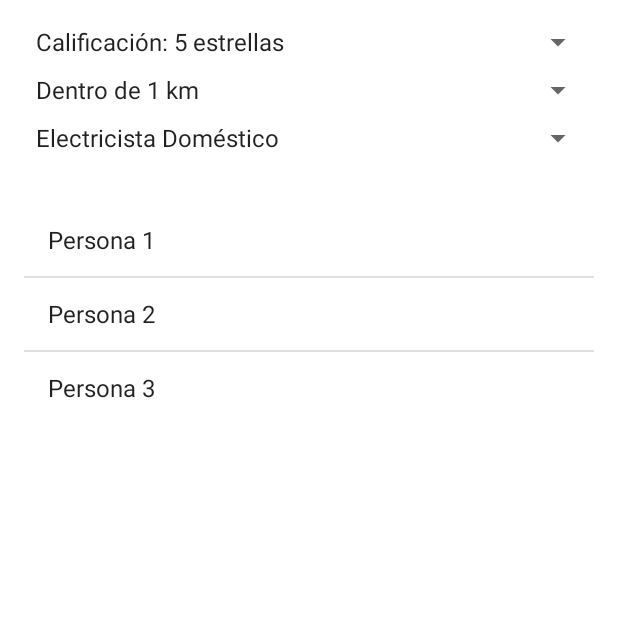
After one commit to Jesuarzm/Shrimp, an Android app: the ListaPersonasActivity screen opened directly, with no data from a screen before it, on a phone screen of 412 x 824 dp, the top half of it. The commit adds this screen. Run offline under Robolectric (Android 15) with nearby library versions, the phone set to English and light mode, and no system bars.

Commit message:
Crear vista de servicios

```diff
--- /dev/null
+++ b/app/src/main/java/com/grupo4/shrimp/fragments/servicios/ListaPersonasActivity.kt
@@ -0,0 +1,33 @@
+package com.grupo4.shrimp.fragments.servicios
+
+import android.os.Bundle
+import android.widget.ArrayAdapter
+import android.widget.ListView
+import androidx.appcompat.app.AppCompatActivity
+import com.grupo4.shrimp.R
+
+class ListaPersonasActivity : AppCompatActivity() {
+
+    override fun onCreate(savedInstanceState: Bundle?) {
+        super.onCreate(savedInstanceState)
+        setContentView(R.layout.layot_busqueda_servicios)
+
+        // Obtener el tipo de servicio seleccionado desde el intent
+        val tipoServicio = intent.getStringExtra("tipo_servicio")
+
+        // Inicializar la lista de personas (esto es solo un ejemplo)
+        val listaPersonas = obtenerListaPersonas(tipoServicio)
+
+        // Configurar el adaptador para el ListView
+        val listView = findViewById<ListView>(R.id.lista_personas)
+        val adapter = ArrayAdapter(this, android.R.layout.simple_list_item_1, listaPersonas)
+        listView.adapter = adapter
+
+        // Configurar la lógica de filtros según sea necesario
+    }
+
+    private fun obtenerListaPersonas(tipoServicio: String?): List<String> {
+        // Aquí deberías realizar la lógica para obtener la lista filtrada de personas desde tu base de datos
+        return listOf("Persona 1", "Persona 2", "Persona 3") // Ejemplo de lista
+    }
+}
--- a/app/src/main/res/layout/fragment_nav_servicios.xml
+++ b/app/src/main/res/layout/fragment_nav_servicios.xml
@@ -5,7 +5,7 @@
     android:layout_width="match_parent"
     android:layout_height="match_parent"
     android:background="@color/logo_background"
-    tools:context=".fragments.nav_servicios">
+    tools:context=".fragments.servicios.nav_servicios">
 
     <ScrollView
         android:layout_width="match_parent"
@@ -294,6 +294,7 @@
                 android:layout_marginBottom="8dp" />
 
             <Button
+                android:id="@+id/btton_verServicios"
                 android:layout_width="wrap_content"
                 android:layout_height="wrap_content"
                 android:text="@string/ver_todos_los_servicios"
--- /dev/null
+++ b/app/src/main/res/layout/layot_busqueda_servicios.xml
@@ -0,0 +1,43 @@
+<?xml version="1.0" encoding="utf-8"?>
+<LinearLayout xmlns:android="http://schemas.android.com/apk/res/android"
+    android:layout_width="match_parent"
+    android:layout_height="match_parent"
+    android:orientation="vertical"
+    android:padding="16dp">
+
+    <!-- Filtros -->
+    <LinearLayout
+        android:layout_width="match_parent"
+        android:layout_height="wrap_content"
+        android:orientation="vertical"
+        android:gravity="center"
+        android:layout_marginBottom="16dp">
+
+        <Spinner
+            android:id="@+id/spinner_calificacion"
+            android:layout_width="match_parent"
+            android:layout_height="wrap_content"
+            android:entries="@array/calificacion_array"
+            android:layout_marginBottom="8dp" />
+
+        <Spinner
+            android:id="@+id/spinner_distancia"
+            android:layout_width="match_parent"
+            android:layout_height="wrap_content"
+            android:entries="@array/distancia_array"
+            android:layout_marginBottom="8dp" />
+
+        <Spinner
+            android:id="@+id/spinner_tipo_servicio"
+            android:layout_width="match_parent"
+            android:layout_height="wrap_content"
+            android:entries="@array/tipo_servicio_array" />
+    </LinearLayout>
+
+    <!-- Lista de Personas -->
+    <ListView
+        android:id="@+id/lista_personas"
+        android:layout_width="match_parent"
+        android:layout_height="wrap_content"
+        android:layout_marginTop="16dp" />
+</LinearLayout>
--- a/app/src/main/res/navigation/nav_fragmnet.xml
+++ b/app/src/main/res/navigation/nav_fragmnet.xml
@@ -12,7 +12,7 @@
         tools:layout="@layout/fragment_nav_inicio" />
     <fragment
         android:id="@+id/nav_servicios"
-        android:name="com.grupo4.shrimp.fragments.nav_servicios"
+        android:name="com.grupo4.shrimp.fragments.servicios.nav_servicios"
         android:label="fragment_nav_servicios"
         tools:layout="@layout/fragment_nav_servicios" />
     <fragment
--- a/app/src/main/res/values/strings.xml
+++ b/app/src/main/res/values/strings.xml
@@ -10,4 +10,21 @@
     <string name="background">background</string>
     <string name="no_encuentras_lo_que_querias">¿No encuentras lo que querias?</string>
     <string name="ver_todos_los_servicios">Ver todos los servicios</string>
+    <string-array name="calificacion_array">
+        <item>Calificación: 5 estrellas</item>
+        <item>Calificación: 4 estrellas y más</item>
+        <item>Calificación: 3 estrellas y más</item>
+    </string-array>
+
+    <string-array name="distancia_array">
+        <item>Dentro de 1 km</item>
+        <item>Dentro de 5 km</item>
+        <item>Dentro de 10 km</item>
+    </string-array>
+
+    <string-array name="tipo_servicio_array">
+        <item>Electricista Doméstico</item>
+        <item>Jardinería</item>
+        <item>Plomería</item>
+    </string-array>
 </resources>
```
Also changed, not shown: app/src/main/AndroidManifest.xml (+7 -0 lines), app/src/main/java/com/grupo4/shrimp/fragments/servicios/Nav_servicios.kt (+15 -1 lines), app/src/main/res/layout/registro.xml (+57 -21 lines).
